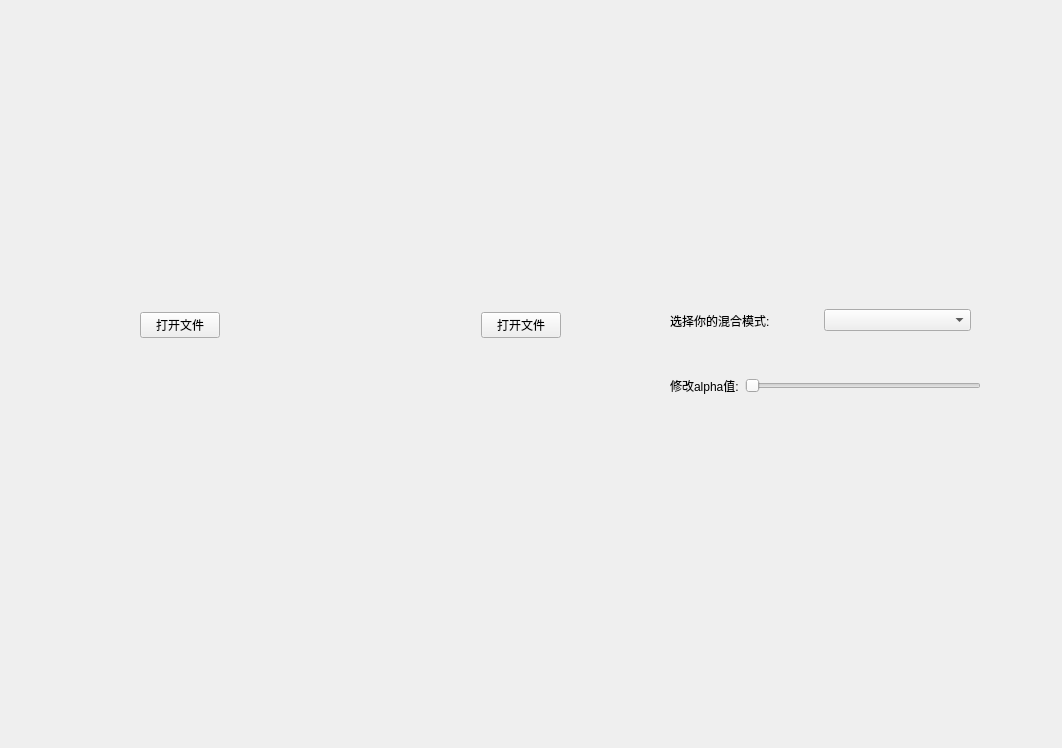
Old version of the form ImageWithUI/BlendWindow.ui in the repository Obj4ct/ImageWithUI.
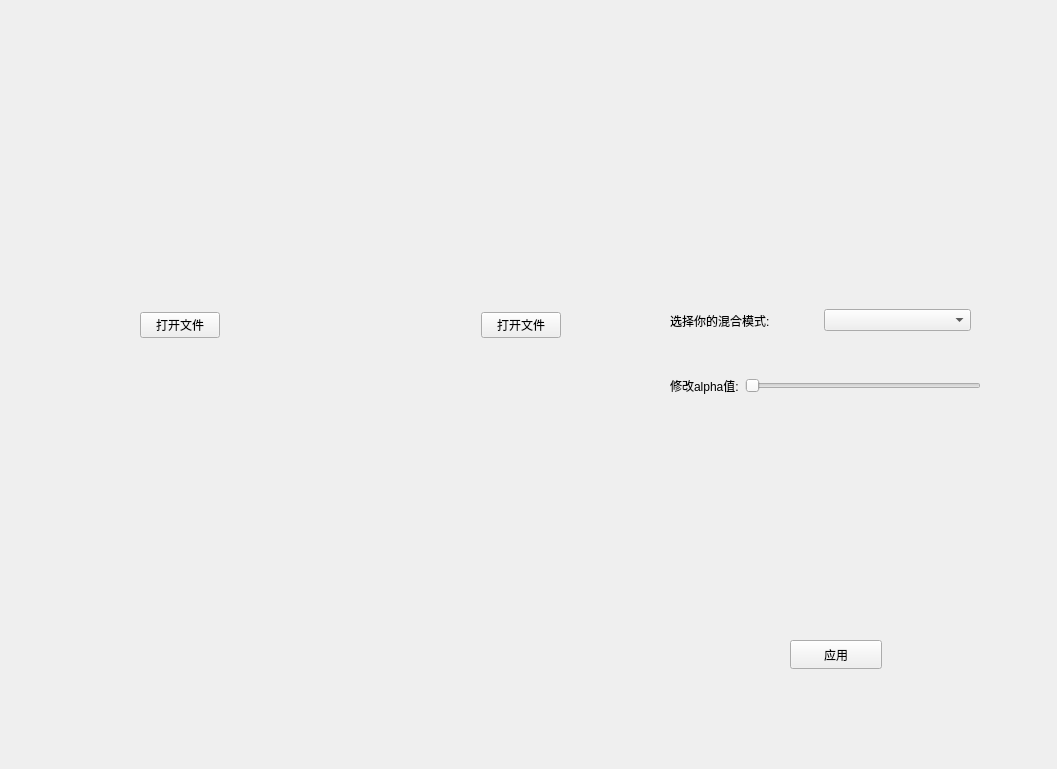
New version of the form.

Commit message: 修改了ui界面:把按钮移动到菜单栏 修改了逻辑功能,现在混合图层可以应用到主界面了

```diff
--- a/ImageWithUI/BlendWindow.ui
+++ b/ImageWithUI/BlendWindow.ui
@@ -6,8 +6,8 @@
    <rect>
     <x>0</x>
     <y>0</y>
-    <width>1062</width>
-    <height>748</height>
+    <width>1057</width>
+    <height>769</height>
    </rect>
   </property>
   <property name="windowTitle">
@@ -139,6 +139,19 @@
     </item>
    </layout>
   </widget>
+  <widget class="QPushButton" name="btn_apply">
+   <property name="geometry">
+    <rect>
+     <x>790</x>
+     <y>640</y>
+     <width>92</width>
+     <height>29</height>
+    </rect>
+   </property>
+   <property name="text">
+    <string>应用</string>
+   </property>
+  </widget>
  </widget>
  <resources/>
  <connections/>
```
The commit also changes 14 other files.
